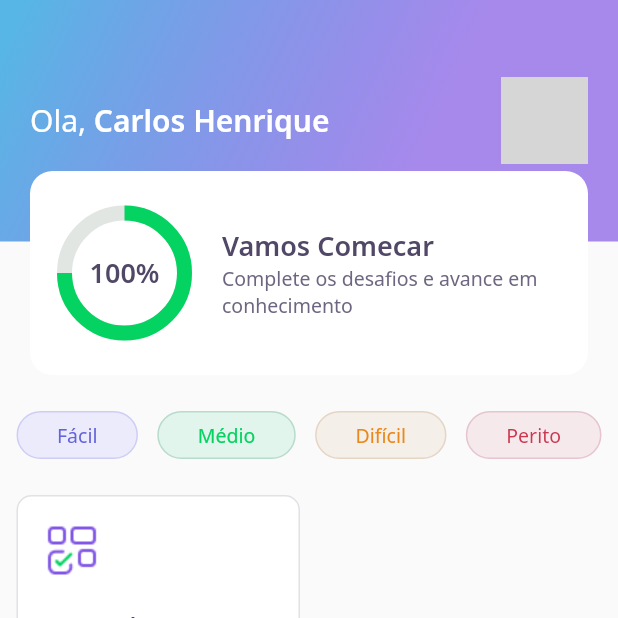
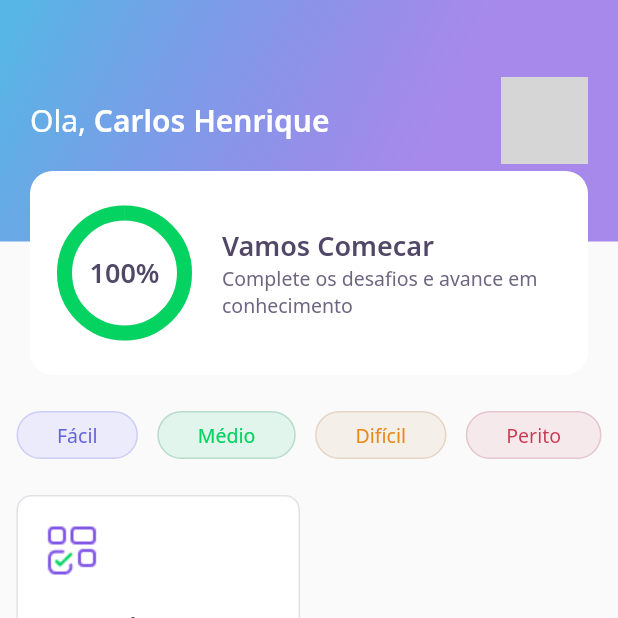
Before and after one commit to carloshenrique-dev/devquiz, a Flutter app: the screen it shows after launch, on a phone screen of 412 x 824 dp, the top half of it. Run offline on Flutter 3.47's test engine with Material 2 defaults, Android fonts, the phone set to English and light mode, and no system bars; our stand-ins replace google_fonts, share_plus; accounts and stored records are empty; network calls fail; grey boxes are pictures that could not be loaded.

```diff
--- a/lib/challenge/challenge_controller.dart
+++ b/lib/challenge/challenge_controller.dart
@@ -4,4 +4,6 @@ class ChallengeController {
   final currentPageNotifier = ValueNotifier<int>(1);
   int get currentPage => currentPageNotifier.value;
   set currentPage(int value) => currentPageNotifier.value = value;
+
+  int qtdAnswersRigth = 0;
 }
--- a/lib/challenge/widgets/answer/answer_widget.dart
+++ b/lib/challenge/widgets/answer/answer_widget.dart
@@ -5,7 +5,7 @@ import 'package:flutter/material.dart';
 
 class AnswerWidget extends StatelessWidget {
   final AnswerModel answer;
-  final VoidCallback onTap;
+  final ValueChanged<bool> onTap;
   final bool isSelected;
   final bool disabled;
 
@@ -41,7 +41,9 @@ class AnswerWidget extends StatelessWidget {
       child: IgnorePointer(
         ignoring: disabled,
         child: GestureDetector(
-          onTap: onTap,
+          onTap: () {
+            onTap(answer.isRight);
+          },
           child: Container(
             padding: EdgeInsets.all(16),
             decoration: BoxDecoration(
--- a/lib/core/app_text_styles.dart
+++ b/lib/core/app_text_styles.dart
@@ -46,6 +46,12 @@ class AppTextStyles {
     fontWeight: FontWeight.bold,
   );
 
+  static final TextStyle bodyBold18 = GoogleFonts.notoSans(
+    color: AppColors.grey,
+    fontSize: 18,
+    fontWeight: FontWeight.bold,
+  );
+
   static final TextStyle bodylightGrey = GoogleFonts.notoSans(
     color: AppColors.lightGreen,
     fontSize: 13,
@@ -68,6 +74,12 @@ class AppTextStyles {
     fontSize: 20,
     fontWeight: FontWeight.normal,
   );
+
+  static final TextStyle body18 = GoogleFonts.notoSans(
+    color: AppColors.grey,
+    fontSize: 18,
+    fontWeight: FontWeight.normal,
+  );
   static final TextStyle bodyLightGrey20 = GoogleFonts.notoSans(
     color: AppColors.lightGrey,
     fontSize: 20,
--- a/lib/core/app_widget.dart
+++ b/lib/core/app_widget.dart
@@ -1,4 +1,4 @@
-import 'package:devquiz/home/home_page.dart';
+import 'package:devquiz/splash/splash_page.dart';
 import 'package:flutter/material.dart';
 
 class AppWidget extends StatelessWidget {
@@ -6,7 +6,7 @@ class AppWidget extends StatelessWidget {
   Widget build(BuildContext context) {
     return MaterialApp(
       title: "DevQuiz",
-      home: HomePage(),
+      home: SplashPage(),
       debugShowCheckedModeBanner: false,
     );
   }
--- a/lib/home/home_page.dart
+++ b/lib/home/home_page.dart
@@ -69,6 +69,7 @@ class _HomePageState extends State<HomePage> {
                                 MaterialPageRoute(
                                   builder: (context) => ChallengePage(
                                     questions: e.questions,
+                                    title: e.title,
                                   ),
                                 ),
                               );
--- a/lib/home/widgets/appbar/app_bar_widget.dart
+++ b/lib/home/widgets/appbar/app_bar_widget.dart
@@ -48,7 +48,7 @@ class AppBarWidget extends PreferredSize {
                 Align(
                   alignment: Alignment(0.0, 1.0),
                   child: ScoreCardWidget(
-                    user: user,
+                    percent: user.score / 100,
                   ),
                 ),
               ],
--- a/lib/home/widgets/chart/chart_widget.dart
+++ b/lib/home/widgets/chart/chart_widget.dart
@@ -1,18 +1,42 @@
 import 'package:devquiz/core/app_colors.dart';
 import 'package:devquiz/core/app_text_styles.dart';
-import 'package:devquiz/shared/models/user_model.dart';
 import 'package:flutter/material.dart';
 
-class ChartWidget extends StatelessWidget {
-  final UserModel user;
-  ChartWidget({required this.user});
+class ChartWidget extends StatefulWidget {
+  final double percent;
+  ChartWidget({required this.percent});
+
+  @override
+  _ChartWidgetState createState() => _ChartWidgetState();
+}
+
+class _ChartWidgetState extends State<ChartWidget>
+    with SingleTickerProviderStateMixin {
+  late AnimationController _controller;
+  late Animation<double> _animation;
+
+  void _initAnimation() {
+    _controller =
+        AnimationController(vsync: this, duration: Duration(seconds: 3));
+    _animation =
+        Tween<double>(begin: 0.0, end: widget.percent).animate(_controller);
+    _controller.forward();
+  }
+
+  @override
+  void initState() {
+    _initAnimation();
+    super.initState();
+  }
 
   @override
   Widget build(BuildContext context) {
     return Container(
       height: 80,
       width: 80,
-      child: Stack(
+      child: AnimatedBuilder(
+        animation: _animation,
+        builder: (context, _) => Stack(
           children: [
             Center(
               child: Container(
@@ -20,7 +44,7 @@ class ChartWidget extends StatelessWidget {
                 width: 80,
                 child: CircularProgressIndicator(
                   strokeWidth: 10,
-                value: .75,
+                  value: _animation.value,
                   backgroundColor: AppColors.chartSecondary,
                   valueColor:
                       AlwaysStoppedAnimation<Color>(AppColors.chartPrimary),
@@ -29,12 +53,13 @@ class ChartWidget extends StatelessWidget {
             ),
             Center(
               child: Text(
-              '${user.score.toString()}' + '%',
+                '${(_animation.value * 100).toInt()}%',
                 style: AppTextStyles.heading,
               ),
             ),
           ],
         ),
+      ),
     );
   }
 }
--- a/lib/home/widgets/score_card/score_card_widget.dart
+++ b/lib/home/widgets/score_card/score_card_widget.dart
@@ -1,12 +1,11 @@
 import 'package:devquiz/core/app_colors.dart';
 import 'package:devquiz/core/app_text_styles.dart';
 import 'package:devquiz/home/widgets/chart/chart_widget.dart';
-import 'package:devquiz/shared/models/user_model.dart';
 import 'package:flutter/material.dart';
 
 class ScoreCardWidget extends StatelessWidget {
-  final UserModel user;
-  ScoreCardWidget({required this.user});
+  final double percent;
+  ScoreCardWidget({required this.percent});
 
   @override
   Widget build(BuildContext context) {
@@ -26,7 +25,7 @@ class ScoreCardWidget extends StatelessWidget {
               Expanded(
                 flex: 1,
                 child: ChartWidget(
-                  user: user,
+                  percent: percent,
                 ),
               ),
               Expanded(
--- a/lib/splash/splash_page.dart
+++ b/lib/splash/splash_page.dart
@@ -1,10 +1,13 @@
 import 'package:devquiz/core/app_gradients.dart';
 import 'package:devquiz/core/app_images.dart';
+import 'package:devquiz/home/home_page.dart';
 import 'package:flutter/material.dart';
 
 class SplashPage extends StatelessWidget {
   @override
   Widget build(BuildContext context) {
+    Future.delayed(Duration(seconds: 2)).then((_) => Navigator.pushReplacement(
+        context, MaterialPageRoute(builder: (context) => HomePage())));
     return Scaffold(
       body: Container(
         decoration: BoxDecoration(
--- a/pubspec.yaml
+++ b/pubspec.yaml
@@ -10,6 +10,7 @@ dependencies:
     sdk: flutter
   cupertino_icons: ^1.0.2
   google_fonts: ^2.0.0
+  share_plus: ^2.0.1
 
 dev_dependencies:
   flutter_test:
```
Also changed, not shown: lib/challenge/challenge_page.dart (+22 -8 lines), lib/challenge/widgets/next_button/next_button_widget.dart (+13 -0 lines), lib/challenge/widgets/quiz/quiz_widget.dart (+4 -4 lines), lib/result/result_page.dart (added, +98 -0 lines), assets/images/trophy.png, pubspec.lock. Lines whose indentation alone changed are shown as unchanged.
